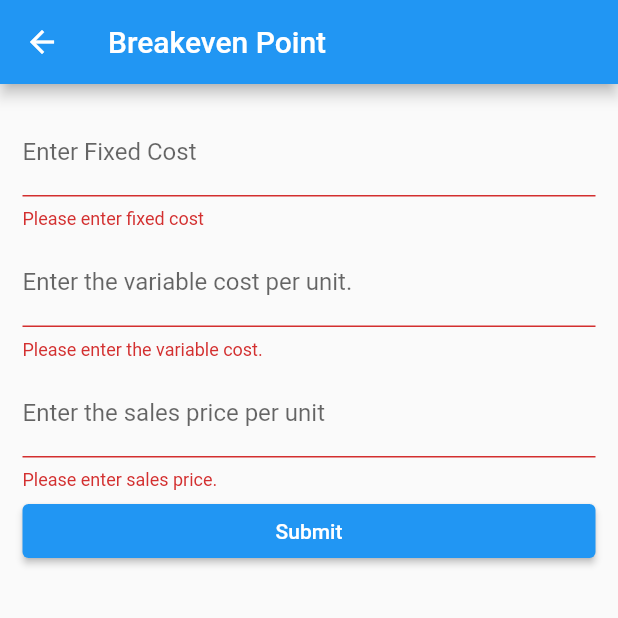
After one commit to Bibek-Dahal/financial_calculator, a Flutter app: the Breakeven screen opened directly, after a tap on "Submit", on a phone screen of 412 x 824 dp, the top half of it. The commit adds this screen. Run offline on Flutter 3.47's test engine with Material 2 defaults, Android fonts, the phone set to English and light mode, and no system bars; our stand-ins replace syncfusion_flutter_charts; missing offline and left inert: dart:ffi.

Commit message:
Added BreakevenChart

```diff
--- /dev/null
+++ b/lib/screens/breakeven.dart
@@ -0,0 +1,275 @@
+import 'package:flutter/material.dart';
+import 'dart:math';
+import 'package:syncfusion_flutter_charts/charts.dart';
+import 'package:financial_calc/screens/sensitivitychart.dart';
+import 'package:financial_calc/screens/breakevenchart.dart';
+
+class Breakeven extends StatefulWidget {
+  const Breakeven({Key? key}) : super(key: key);
+
+  @override
+  State<Breakeven>createState() => _BreakevenState();
+}
+
+class _BreakevenState extends State<Breakeven> {
+  double rate = 0.0;
+  int years = 0;
+  Map calculations = <String, dynamic>{};
+  List results = [];
+  bool isCalculated = false;
+  // double initialCost = 0.0;
+  // double salvageValue = 0.0;
+  // double savings = 0.0;
+  // double expenses = 0.0;
+  // double pcin = 0.0;
+  // double pcsav = 0.0;
+  // double pcexp = 0.0;
+  // double pcyear = 0.0;
+
+  double fixedCost = 0.0;
+  double variableCost = 0.0;
+  double salesPrice = 0.0;
+  double breakevenpoint = 0.0;
+  double totalcost = 0.0;
+  double totalrevenue = 0.0;
+  double bepcost = 0.0;
+
+  String bepoint = "";
+
+
+  String dropdownValue = 'SensitivityAnalysis';
+  final drowDownItems = ['SensitivityAnalysis', 'SpiderPlot'];
+
+  final _formKey = GlobalKey<FormState>();
+  final fixedCostController = TextEditingController();
+  final variableCostController = TextEditingController();
+  final salesPriceController = TextEditingController();
+
+  void breakevenpointCalc() {
+    List tables = [];
+    breakevenpoint = (fixedCost)/(salesPrice-variableCost);
+    bepcost = breakevenpoint * salesPrice;
+    for (double x = 0; x <= breakevenpoint.ceil()*2; x += (breakevenpoint.ceil()/5)) {
+      totalcost = fixedCost + variableCost * x;
+      totalrevenue = x * salesPrice;
+      calculations = {
+        'quantity': double.parse(x.toStringAsFixed(2)),
+        'fixedcost': double.parse(fixedCost.toStringAsFixed(2)),
+        'totalcost': double.parse(totalcost.toStringAsFixed(2)),
+        'totalrevenue': double.parse(totalrevenue.toStringAsFixed(2)),
+        'bepcost': double.parse(bepcost.toStringAsFixed(2)),
+        'bepoint':double.parse(breakevenpoint.toStringAsFixed(2))
+      };
+      tables.add(calculations);
+    }
+    // print(tables);
+    setState(() {
+      bepoint = breakevenpoint.toStringAsFixed(2);
+      results = tables;
+      isCalculated = true;
+    });
+
+  }
+
+  @override
+  void dispose() {
+    fixedCostController.dispose();
+    variableCostController.dispose();
+    salesPriceController.dispose();
+    super.dispose();
+  }
+
+  @override
+  Widget build(BuildContext context) {
+    return Scaffold(
+        appBar: AppBar(
+          title: Text('Breakeven Point'),
+        ),
+        body: Form(
+          key: _formKey,
+          child: Padding(
+            padding:
+                const EdgeInsets.symmetric(vertical: 10.0, horizontal: 15.0),
+            child: Padding(
+              padding: const EdgeInsets.only(top: 3.0, bottom: 3.0),
+              child: ListView(
+                children: [
+                  Padding(
+                    padding: const EdgeInsets.only(top: 3.0, bottom: 3.0),
+                    child: TextFormField(
+                      controller: fixedCostController,
+                      decoration: const InputDecoration(
+                        border: UnderlineInputBorder(),
+                        labelText: 'Enter Fixed Cost',
+                      ),
+                      keyboardType: TextInputType.number,
+                      validator: (value) {
+                        if (value == null || value.isEmpty) {
+                          return 'Please enter fixed cost';
+                        } else if (double.parse(value) < 0) {
+                          return 'Please enter appropriate fixed cost';
+                        } else {
+                          return null;
+                        }
+                      },
+                    ),
+                  ),
+                  Padding(
+                    padding: const EdgeInsets.only(top: 3.0, bottom: 3.0),
+                    child: TextFormField(
+                      controller: variableCostController,
+                      decoration: const InputDecoration(
+                        border: UnderlineInputBorder(),
+                        labelText: 'Enter the variable cost per unit.',
+                      ),
+                      keyboardType: TextInputType.number,
+                      validator: (value) {
+                        if (value == null || value.isEmpty) {
+                          return 'Please enter the variable cost.';
+                        } else if (double.parse(value) < 0) {
+                          return 'Please enter appropriate variable cost';
+                        } else {
+                          return null;
+                        }
+                      },
+                    ),
+                  ),
+                  Padding(
+                    padding: const EdgeInsets.only(top: 3.0, bottom: 3.0),
+                    child: TextFormField(
+                      controller: salesPriceController,
+                      decoration: const InputDecoration(
+                        border: UnderlineInputBorder(),
+                        labelText: 'Enter the sales price per unit',
+                      ),
+                      keyboardType: TextInputType.number,
+                      validator: (value) {
+                        if (value == null || value.isEmpty) {
+                          return 'Please enter sales price.';
+                        } else if (double.parse(value) < 0) {
+                          return 'Please enter appropriate sales price.';
+                        } else {
+                          return null;
+                        }
+                      },
+                    ),
+                  ),
+                  ElevatedButton(
+                    onPressed: () {
+                      // Validate returns true if the form is valid, or false otherwise.
+                      if (_formKey.currentState!.validate()) {
+                        fixedCost = double.parse(fixedCostController.text);
+                        variableCost = double.parse(variableCostController.text);
+                        salesPrice = double.parse(salesPriceController.text);
+                        breakevenpointCalc();
+                      }
+                    },
+                    child: const Text('Submit'),
+                  ),
+                  (isCalculated)?ElevatedButton(
+                    onPressed: () {
+                      if (_formKey.currentState!.validate()) {
+                        fixedCost = double.parse(fixedCostController.text);
+                        variableCost = double.parse(variableCostController.text);
+                        salesPrice = double.parse(salesPriceController.text);
+                        breakevenpointCalc();
+                        Navigator.push(
+                        context,
+                        MaterialPageRoute<void>(
+                            builder: (BuildContext context) => BreakevenChart(
+                                tables: results,
+                              )),
+                            );
+                      }
+                    },
+                    child: const Text('Show breakeven graph'),
+                    ):const Text(''),
+                  Padding(
+                  padding: const EdgeInsets.only(top: 3.0, bottom: 3.0),
+                  child: isCalculated
+                      ? Column(children: [
+                          Text('BreakEven Point: $bepoint'),
+
+                        ])
+                      : const Text(''),
+                )
+                ],
+              ),
+            ),
+          ),
+        ),
+        );
+  }
+}
+
+displayTables(tables) {
+  return SingleChildScrollView(
+    child: DataTable(
+      columns: const <DataColumn>[
+        DataColumn(
+          label: Expanded(
+            child: Text(
+              '% change in factor',
+              style: TextStyle(fontStyle: FontStyle.italic),
+            ),
+          ),
+        ),
+        DataColumn(
+          label: Expanded(
+            child: Text(
+              'Capital Investments',
+              style: TextStyle(fontStyle: FontStyle.italic),
+            ),
+          ),
+        ),
+        DataColumn(
+          label: Expanded(
+            child: Text(
+              'Annual Savings',
+              style: TextStyle(fontStyle: FontStyle.italic),
+            ),
+          ),
+        ),
+        DataColumn(
+          label: Expanded(
+            child: Text(
+              'Annual Expenses',
+              style: TextStyle(fontStyle: FontStyle.italic),
+            ),
+          ),
+        ),
+        DataColumn(
+          label: Expanded(
+            child: Text(
+              'Years',
+              style: TextStyle(fontStyle: FontStyle.italic),
+            ),
+          ),
+        ),
+      ],
+      rows: <DataRow>[
+        for (int i = 0; i < tables.length; i++)
+          DataRow(
+            cells: <DataCell>[
+              DataCell(
+                Text('${tables[i]['interestchange']}'),
+              ),
+              DataCell(
+                Text('${tables[i]['investmentchange']}'),
+              ),
+              DataCell(
+                Text('${tables[i]['savingschange']}'),
+              ),
+              DataCell(
+                Text('${tables[i]['expenseschange']}'),
+              ),
+              DataCell(
+                Text('${tables[i]['yearschange']}'),
+              ),
+            ],
+          )
+      ],
+    ),
+    scrollDirection: Axis.horizontal,
+  );
+}
--- a/lib/screens/sensitivitychart.dart
+++ b/lib/screens/sensitivitychart.dart
@@ -33,8 +33,10 @@ class _SensitivityChartState extends State<SensitivityChart> {
               title: Text('Sensitivity Analysis SpiderPlot'),
             ),
             body: SfCartesianChart(
+                plotAreaBorderWidth: 2,
+                plotAreaBorderColor: Colors.black,
               // title: ChartTitle(text: 'Sensitivity Analysis Spiderplot'),
-              legend: Legend(isVisible: true),
+              legend: Legend(isVisible: true,overflowMode: LegendItemOverflowMode.wrap),
               tooltipBehavior: _tooltipBehavior,
               series: <ChartSeries>[
                 LineSeries<SalesData, double>(
--- a/pubspec.yaml
+++ b/pubspec.yaml
@@ -35,7 +35,8 @@ dependencies:
   # Use with the CupertinoIcons class for iOS style icons.
   cupertino_icons: ^1.0.2
   intl: ^0.17.0
-  syncfusion_flutter_charts: ^20.2.50
+  syncfusion_flutter_charts: ^20.3.47
+  # syncfusion_flutter_charts: ^20.2.50
 
 dev_dependencies:
   flutter_test:
```
Also changed, not shown: lib/screens/breakevenchart.dart (added, +138 -0 lines), lib/screens/home.dart (+15 -0 lines), pubspec.lock.
